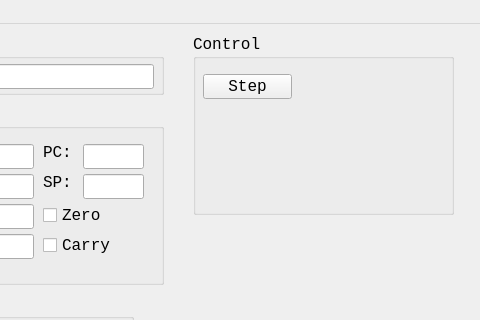
Old version of the form src/MainWindow.ui in the repository g0mb4/tvm; both pictures show x 227 to 707 and y 0 to 320 of the 707 by 667 pixel window.
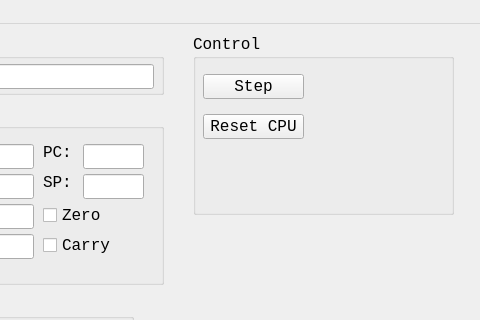
New version of the form.

Commit message: reset button

The edit to the form file:
```diff
--- a/src/MainWindow.ui
+++ b/src/MainWindow.ui
@@ -368,7 +368,7 @@
       <rect>
        <x>10</x>
        <y>40</y>
-       <width>89</width>
+       <width>101</width>
        <height>25</height>
       </rect>
      </property>
@@ -376,6 +376,19 @@
       <string>Step</string>
      </property>
     </widget>
+    <widget class="QPushButton" name="btn_reset">
+     <property name="geometry">
+      <rect>
+       <x>10</x>
+       <y>80</y>
+       <width>101</width>
+       <height>25</height>
+      </rect>
+     </property>
+     <property name="text">
+      <string>Reset CPU</string>
+     </property>
+    </widget>
    </widget>
    <widget class="QGroupBox" name="groupBox_4">
     <property name="geometry">
```
The commit also changes 2 other files.
